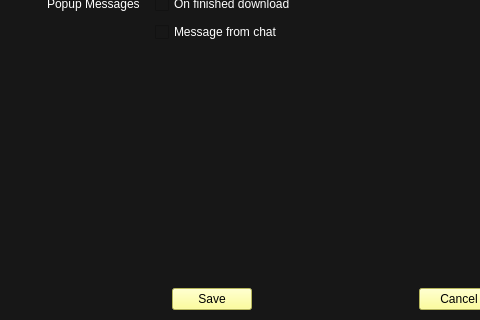
Above: settingswindow.ui from AdunanzA/Tsunami before the change; both pictures show x 0 to 480 and y 216 to 536 of the 671 by 536 pixel window. Below: the same form after it.
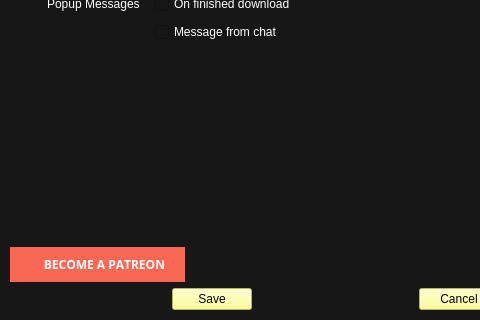
That is the form after the change. Icons and pictures are not drawn.

```diff
--- a/settingswindow.ui
+++ b/settingswindow.ui
@@ -389,6 +389,42 @@
      </item>
      <item>
       <layout class="QHBoxLayout" name="horizontalLayout_3">
+       <item>
+        <widget class="QPushButton" name="pushButton">
+         <property name="minimumSize">
+          <size>
+           <width>175</width>
+           <height>35</height>
+          </size>
+         </property>
+         <property name="font">
+          <font>
+           <family>Franklin Gothic Medium</family>
+           <pointsize>9</pointsize>
+           <weight>75</weight>
+           <bold>true</bold>
+           <kerning>false</kerning>
+          </font>
+         </property>
+         <property name="statusTip">
+          <string>You'll feel better!</string>
+         </property>
+         <property name="styleSheet">
+          <string notr="true">background-color: rgb(249, 104, 84);
+border:none;
+background-image: url(:/images/patreon.png) left center;
+background-repeat:no-repeat;
+text-align:right;
+padding-right:20px;</string>
+         </property>
+         <property name="text">
+          <string>BECOME A PATREON</string>
+         </property>
+         <property name="flat">
+          <bool>true</bool>
+         </property>
+        </widget>
+       </item>
        <item>
         <spacer name="horizontalSpacer_4">
          <property name="orientation">
```
